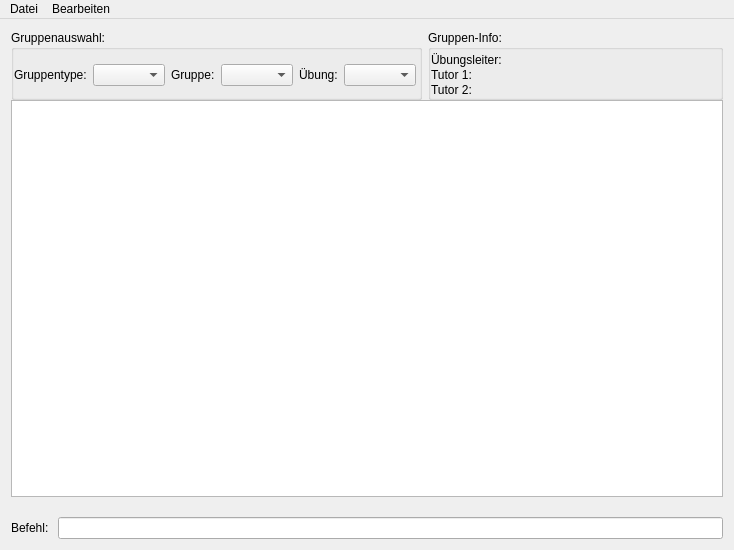
jakobkogler/pk-tool, file mainwindow.ui: the form before one commit.
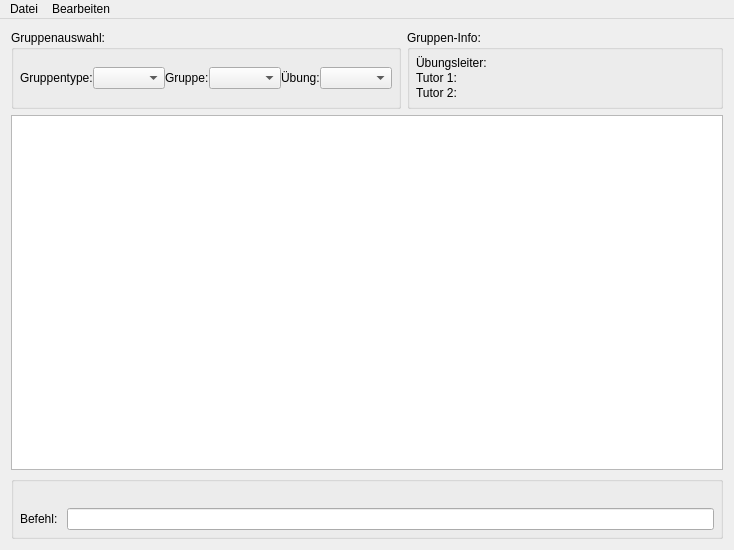
The form after the commit.

Patch:
```diff
--- a/mainwindow.ui
+++ b/mainwindow.ui
@@ -14,36 +14,85 @@
    <string>PK Übungstool</string>
   </property>
   <widget class="QWidget" name="centralWidget">
-   <layout class="QGridLayout" name="gridLayout_2" rowstretch="1,99,1">
-    <property name="horizontalSpacing">
+   <layout class="QGridLayout" name="gridLayout_2" rowstretch="0,0,0">
+    <property name="spacing">
      <number>6</number>
     </property>
-    <property name="verticalSpacing">
-     <number>0</number>
-    </property>
+    <item row="1" column="0" colspan="3">
+     <widget class="QTableWidget" name="table_widget">
+      <property name="focusPolicy">
+       <enum>Qt::WheelFocus</enum>
+      </property>
+      <property name="sortingEnabled">
+       <bool>true</bool>
+      </property>
+      <attribute name="verticalHeaderVisible">
+       <bool>false</bool>
+      </attribute>
+     </widget>
+    </item>
+    <item row="2" column="0" colspan="3">
+     <widget class="QGroupBox" name="groupBox_3">
+      <property name="title">
+       <string/>
+      </property>
+      <layout class="QGridLayout" name="gridLayout_4">
+       <property name="leftMargin">
+        <number>6</number>
+       </property>
+       <property name="topMargin">
+        <number>6</number>
+       </property>
+       <property name="rightMargin">
+        <number>6</number>
+       </property>
+       <property name="bottomMargin">
+        <number>6</number>
+       </property>
+       <item row="1" column="0">
+        <widget class="QLabel" name="label_2">
+         <property name="text">
+          <string>Befehl: </string>
+         </property>
+        </widget>
+       </item>
+       <item row="1" column="1">
+        <widget class="QLineEdit" name="console"/>
+       </item>
+       <item row="0" column="0" colspan="2">
+        <widget class="QLabel" name="console_output">
+         <property name="text">
+          <string/>
+         </property>
+        </widget>
+       </item>
+      </layout>
+     </widget>
+    </item>
     <item row="0" column="0">
      <widget class="QGroupBox" name="groupBox_2">
+      <property name="styleSheet">
+       <string notr="true"/>
+      </property>
       <property name="title">
        <string>Gruppenauswahl:</string>
       </property>
-      <layout class="QVBoxLayout" name="verticalLayout">
+      <layout class="QHBoxLayout" name="horizontalLayout">
        <property name="spacing">
         <number>0</number>
        </property>
        <property name="leftMargin">
-        <number>0</number>
+        <number>6</number>
        </property>
        <property name="topMargin">
-        <number>3</number>
+        <number>6</number>
        </property>
        <property name="rightMargin">
-        <number>3</number>
+        <number>6</number>
        </property>
        <property name="bottomMargin">
-        <number>0</number>
+        <number>6</number>
        </property>
-       <item>
-        <layout class="QHBoxLayout" name="horizontalLayout_2">
          <item>
           <widget class="QLabel" name="label_group_type">
            <property name="text">
@@ -79,27 +128,28 @@
           <widget class="QComboBox" name="lesson_combobox"/>
          </item>
         </layout>
-       </item>
-      </layout>
      </widget>
     </item>
-    <item row="0" column="1">
+    <item row="0" column="1" colspan="2">
      <widget class="QGroupBox" name="groupBox">
+      <property name="styleSheet">
+       <string notr="true"/>
+      </property>
       <property name="title">
        <string>Gruppen-Info:</string>
       </property>
       <layout class="QGridLayout" name="gridLayout_3">
        <property name="leftMargin">
-        <number>0</number>
+        <number>6</number>
        </property>
        <property name="topMargin">
-        <number>3</number>
+        <number>6</number>
        </property>
        <property name="rightMargin">
-        <number>3</number>
+        <number>6</number>
        </property>
        <property name="bottomMargin">
-        <number>0</number>
+        <number>6</number>
        </property>
        <property name="horizontalSpacing">
         <number>6</number>
@@ -152,40 +202,6 @@
       </layout>
      </widget>
     </item>
-    <item row="1" column="0" colspan="2">
-     <widget class="QTableWidget" name="table_widget">
-      <property name="focusPolicy">
-       <enum>Qt::WheelFocus</enum>
-      </property>
-      <property name="sortingEnabled">
-       <bool>true</bool>
-      </property>
-      <attribute name="verticalHeaderVisible">
-       <bool>false</bool>
-      </attribute>
-     </widget>
-    </item>
-    <item row="2" column="0" colspan="2">
-     <layout class="QGridLayout" name="gridLayout">
-      <item row="1" column="1">
-       <widget class="QLineEdit" name="console"/>
-      </item>
-      <item row="1" column="0">
-       <widget class="QLabel" name="label_2">
-        <property name="text">
-         <string>Befehl: </string>
-        </property>
-       </widget>
-      </item>
-      <item row="0" column="0" colspan="2">
-       <widget class="QLabel" name="console_output">
-        <property name="text">
-         <string/>
-        </property>
-       </widget>
-      </item>
-     </layout>
-    </item>
    </layout>
   </widget>
   <widget class="QMenuBar" name="menuBar">
```
Left out of the diff: 6 changed lines with no effect on the pictures. Lines whose indentation alone changed are shown as unchanged.
